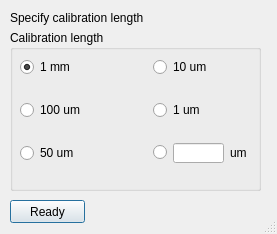
Before: the Qt Designer form setscaledialog.ui in AlexVedun/AreaPixAnalizerQt, drawn with Qt 5.
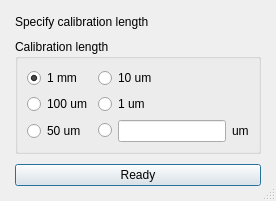
After: the same form once the commit is applied. Icons and pictures are not drawn.

Commit message: Fixed layout of Set force and Set scale windows

The edit to the form file:
```diff
--- a/setscaledialog.ui
+++ b/setscaledialog.ui
@@ -2,35 +2,14 @@
 <ui version="4.0">
  <class>SetScaleDialog</class>
  <widget class="QDialog" name="SetScaleDialog">
-  <property name="windowModality">
-   <enum>Qt::ApplicationModal</enum>
-  </property>
   <property name="geometry">
    <rect>
     <x>0</x>
     <y>0</y>
-    <width>277</width>
-    <height>234</height>
+    <width>300</width>
+    <height>250</height>
    </rect>
   </property>
-  <property name="sizePolicy">
-   <sizepolicy hsizetype="Fixed" vsizetype="Fixed">
-    <horstretch>0</horstretch>
-    <verstretch>0</verstretch>
-   </sizepolicy>
-  </property>
-  <property name="minimumSize">
-   <size>
-    <width>277</width>
-    <height>234</height>
-   </size>
-  </property>
-  <property name="maximumSize">
-   <size>
-    <width>277</width>
-    <height>234</height>
-   </size>
-  </property>
   <property name="windowTitle">
    <string>Set scale</string>
   </property>
@@ -44,57 +23,38 @@
   <property name="modal">
    <bool>true</bool>
   </property>
-  <widget class="QPushButton" name="pushButton">
-   <property name="geometry">
-    <rect>
-     <x>10</x>
-     <y>200</y>
-     <width>75</width>
-     <height>23</height>
-    </rect>
+  <layout class="QVBoxLayout" name="verticalLayout">
+   <property name="sizeConstraint">
+    <enum>QLayout::SetFixedSize</enum>
    </property>
+   <property name="spacing">
+    <number>10</number>
+   </property>
+   <property name="leftMargin">
+    <number>15</number>
+   </property>
+   <property name="topMargin">
+    <number>15</number>
+   </property>
+   <property name="rightMargin">
+    <number>15</number>
+   </property>
+   <property name="bottomMargin">
+    <number>15</number>
+   </property>
+   <item>
+    <widget class="QLabel" name="label">
    <property name="text">
-    <string>Ready</string>
-   </property>
-  </widget>
+      <string>Specify calibration length</string>
+     </property>
+    </widget>
+   </item>
+   <item>
   <widget class="QGroupBox" name="groupBox">
-   <property name="geometry">
-    <rect>
-     <x>10</x>
-     <y>30</y>
-     <width>251</width>
-     <height>161</height>
-    </rect>
-   </property>
    <property name="title">
     <string>Calibration length</string>
    </property>
-   <property name="flat">
-    <bool>false</bool>
-   </property>
-   <property name="checkable">
-    <bool>false</bool>
-   </property>
-   <widget class="QWidget" name="">
-    <property name="geometry">
-     <rect>
-      <x>10</x>
-      <y>10</y>
-      <width>227</width>
-      <height>141</height>
-     </rect>
-    </property>
     <layout class="QGridLayout" name="gridLayout">
-     <property name="horizontalSpacing">
-      <number>68</number>
-     </property>
-     <item row="0" column="1">
-      <widget class="QRadioButton" name="radioButton_4">
-       <property name="text">
-        <string>10 um</string>
-       </property>
-      </widget>
-     </item>
      <item row="0" column="0">
       <widget class="QRadioButton" name="radioButton_1">
        <property name="text">
@@ -105,6 +65,13 @@
        </property>
       </widget>
      </item>
+      <item row="0" column="1">
+       <widget class="QRadioButton" name="radioButton_4">
+        <property name="text">
+         <string>10 um</string>
+        </property>
+       </widget>
+      </item>
      <item row="1" column="0">
       <widget class="QRadioButton" name="radioButton_2">
        <property name="text">
@@ -112,13 +79,6 @@
        </property>
       </widget>
      </item>
-     <item row="2" column="0">
-      <widget class="QRadioButton" name="radioButton_3">
-       <property name="text">
-        <string>50 um</string>
-       </property>
-      </widget>
-     </item>
      <item row="1" column="1">
       <widget class="QRadioButton" name="radioButton_5">
        <property name="text">
@@ -126,14 +86,15 @@
        </property>
       </widget>
      </item>
+      <item row="2" column="0">
+       <widget class="QRadioButton" name="radioButton_3">
+        <property name="text">
+         <string>50 um</string>
+        </property>
+       </widget>
+      </item>
      <item row="2" column="1">
       <layout class="QHBoxLayout" name="horizontalLayout">
-       <property name="spacing">
-        <number>6</number>
-       </property>
-       <property name="sizeConstraint">
-        <enum>QLayout::SetDefaultConstraint</enum>
-       </property>
        <item>
         <widget class="QRadioButton" name="radioButton_6">
          <property name="text">
@@ -144,8 +105,8 @@
        <item>
         <widget class="QLineEdit" name="lineEdit">
          <property name="sizePolicy">
-          <sizepolicy hsizetype="Minimum" vsizetype="Fixed">
-           <horstretch>1</horstretch>
+           <sizepolicy hsizetype="MinimumExpanding" vsizetype="Fixed">
+            <horstretch>0</horstretch>
            <verstretch>0</verstretch>
           </sizepolicy>
          </property>
@@ -155,18 +116,6 @@
            <height>0</height>
           </size>
          </property>
-         <property name="maximumSize">
-          <size>
-           <width>200</width>
-           <height>20</height>
-          </size>
-         </property>
-         <property name="baseSize">
-          <size>
-           <width>10</width>
-           <height>0</height>
-          </size>
-         </property>
         </widget>
        </item>
        <item>
@@ -180,27 +129,15 @@
      </item>
     </layout>
    </widget>
-   <zorder>layoutWidget</zorder>
-   <zorder>radioButton_6</zorder>
-   <zorder>lineEdit</zorder>
-   <zorder>label_2</zorder>
-  </widget>
-  <widget class="QLabel" name="label">
-   <property name="geometry">
-    <rect>
-     <x>10</x>
-     <y>10</y>
-     <width>261</width>
-     <height>16</height>
-    </rect>
-   </property>
+   </item>
+   <item>
+    <widget class="QPushButton" name="pushButton">
    <property name="text">
-    <string>Specify calibration length</string>
-   </property>
-   <property name="scaledContents">
-    <bool>false</bool>
-   </property>
-  </widget>
+      <string>Ready</string>
+     </property>
+    </widget>
+   </item>
+  </layout>
  </widget>
  <resources>
   <include location="AreaPixAnalizer.qrc"/>
```
Lines whose indentation alone changed are shown as unchanged. The commit also changes 1 other file.
